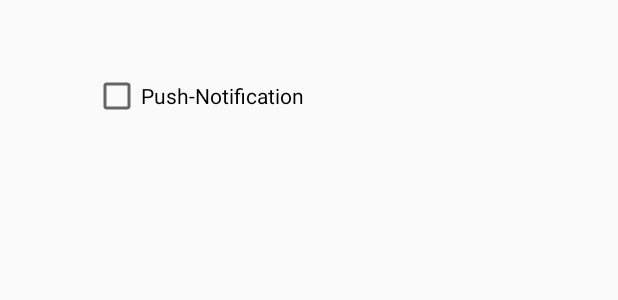
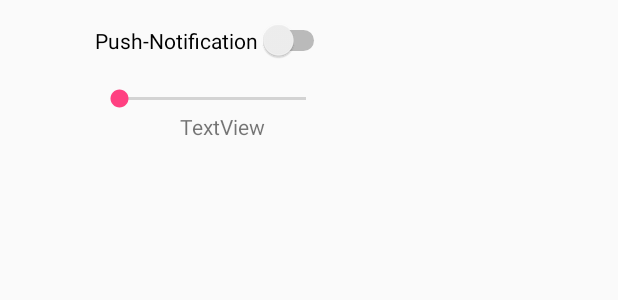
Before and after one commit to barelm/SkuidiBob, an Android app: the layout settings_popup.xml on its own in the app's theme, with its tools: preview values and no code run, on a phone screen of 412 x 824 dp. Shown: the top 300 px of the screen. Run offline under Robolectric (Android 15) with nearby library versions, the phone set to English and light mode, and no system bars.

Commit message:
אודיו

```diff
--- a/app/src/main/java/com/example/barmen/myapplication/MapsActivity.java
+++ b/app/src/main/java/com/example/barmen/myapplication/MapsActivity.java
@@ -64,7 +64,6 @@ public class MapsActivity extends FragmentActivity implements OnMapReadyCallback
     private ArrayList<Measurement> Measurements = new ArrayList<>();
 
     public String newurl;
-
 
     Handler h = new Handler();
     Runnable runnable;
--- a/app/src/main/res/layout/settings_popup.xml
+++ b/app/src/main/res/layout/settings_popup.xml
@@ -2,14 +2,34 @@
 <RelativeLayout xmlns:android="http://schemas.android.com/apk/res/android"
     android:layout_width="match_parent" android:layout_height="match_parent">
 
-    <CheckBox
-        android:id="@+id/cb_raise_notif"
+    <SeekBar
+        android:id="@+id/seekBar"
         android:layout_width="wrap_content"
         android:layout_height="wrap_content"
+        android:max="19"
+        android:progress="0"
+        android:layout_marginTop="16dp"
+        android:layout_below="@+id/switch_rain_notif"
+        android:layout_alignEnd="@+id/switch_rain_notif"
+        android:layout_alignStart="@+id/switch_rain_notif" />
+
+    <TextView
+        android:id="@+id/seekBarText"
+        android:layout_width="wrap_content"
+        android:layout_height="wrap_content"
+        android:text="TextView"
+        android:layout_below="@+id/seekBar"
+        android:layout_alignEnd="@+id/seekBar"
+        android:layout_marginEnd="43dp" />
+
+    <Switch
+        android:id="@+id/switch_rain_notif"
+        android:layout_width="wrap_content"
+        android:layout_height="wrap_content"
+        android:text="Push-Notification"
+        android:layout_marginStart="63dp"
+        android:layout_alignParentTop="true"
         android:layout_alignParentStart="true"
-        android:layout_alignParentTop="true"
-        android:layout_marginStart="62dp"
-        android:layout_marginTop="48dp"
-        android:onClick="onNotifClicked"
-        android:text="Push-Notification" />
+        android:layout_marginTop="13dp" />
+
 </RelativeLayout>
```
Also changed, not shown: app/src/main/java/com/example/barmen/myapplication/MyService.java (+11 -2 lines), app/src/main/java/com/example/barmen/myapplication/SettingsPopup.java (+45 -10 lines), app/src/main/res/layout/activity_maps.xml (+5 -5 lines).
